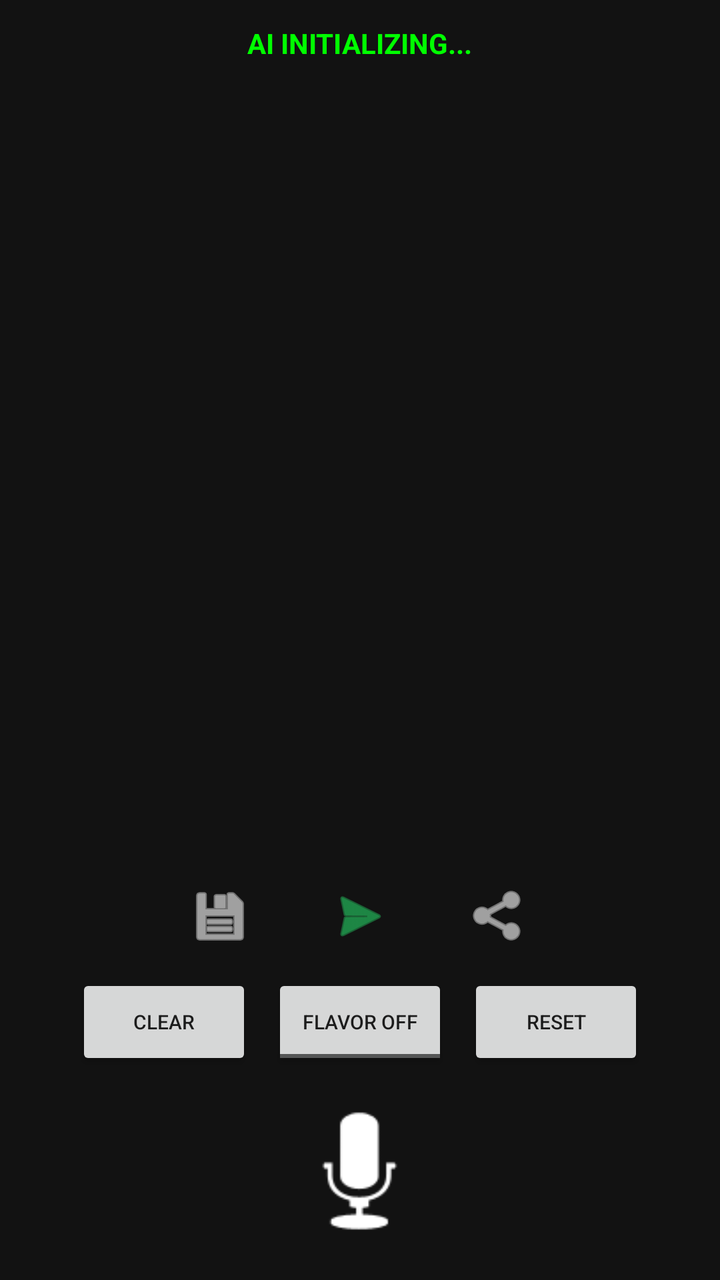
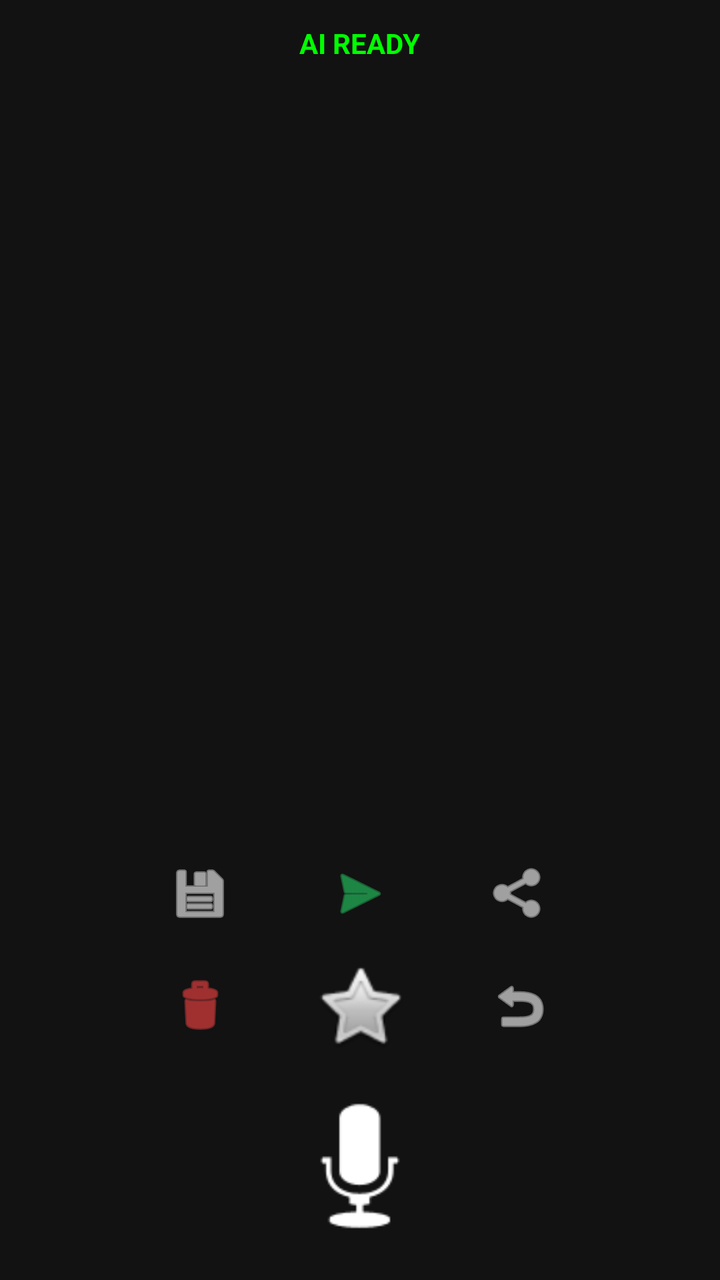

An Android layout rendered at two revisions. The XML below is the earlier revision; the diff shows what the commit changed to produce the second picture.
<!-- AndroidManifest.xml: application theme Theme.AppCompat.DayNight.NoActionBar -->
<!-- res/layout/activity_main.xml -->
<?xml version="1.0" encoding="utf-8"?>
<RelativeLayout xmlns:android="http://schemas.android.com/apk/res/android"
    android:layout_width="match_parent"
    android:layout_height="match_parent"
    android:background="#121212"
    android:padding="12dp">

    <TextView
        android:id="@+id/tvStatus"
        android:layout_width="wrap_content"
        android:layout_height="wrap_content"
        android:layout_centerHorizontal="true"
        android:text="AI INITIALIZING..."
        android:textColor="#00FF00"
        android:textStyle="bold" />

    <ScrollView
        android:id="@+id/scrollTranscript"
        android:layout_width="match_parent"
        android:layout_height="match_parent"
        android:layout_above="@+id/controls"
        android:layout_below="@id/tvStatus"
        android:layout_marginVertical="8dp">
        <TextView
            android:id="@+id/tvTranscript"
            android:layout_width="match_parent"
            android:layout_height="wrap_content"
            android:textColor="#FFFFFF"
            android:textSize="18sp" />
    </ScrollView>

    <LinearLayout
        android:id="@+id/controls"
        android:layout_width="match_parent"
        android:layout_height="wrap_content"
        android:layout_alignParentBottom="true"
        android:gravity="center"
        android:orientation="vertical">

        <View
            android:id="@+id/pulseIndicator"
            android:layout_width="50dp"
            android:layout_height="50dp"
            android:alpha="0"
            android:background="@android:drawable/presence_online"
            android:backgroundTint="#00BCD4" />

        <LinearLayout
            android:layout_width="match_parent"
            android:layout_height="wrap_content"
            android:gravity="center"
            android:orientation="horizontal"
            android:padding="4dp">
            
            <ImageButton android:id="@+id/btnSave" android:layout_width="50dp" android:layout_height="50dp" android:src="@android:drawable/ic_menu_save" android:background="?attr/selectableItemBackground" android:contentDescription="Save" android:tint="#FFFFFF" />
            <ImageButton android:id="@+id/btnWhatsApp" android:layout_width="50dp" android:layout_height="50dp" android:src="@android:drawable/ic_menu_send" android:background="?attr/selectableItemBackground" android:contentDescription="WhatsApp" android:tint="#25D366" android:layout_marginHorizontal="20dp"/>
            <ImageButton android:id="@+id/btnShare" android:layout_width="50dp" android:layout_height="50dp" android:src="@android:drawable/ic_menu_share" android:background="?attr/selectableItemBackground" android:contentDescription="Share/DM" android:tint="#FFFFFF" />
        </LinearLayout>

        <LinearLayout
            android:layout_width="match_parent"
            android:layout_height="wrap_content"
            android:gravity="center"
            android:orientation="horizontal">
            <Button android:id="@+id/btnClear" android:layout_width="wrap_content" android:layout_height="wrap_content" android:text="CLEAR" android:textSize="10sp" />
            <ToggleButton android:id="@+id/toggleFlavor" android:layout_width="wrap_content" android:layout_height="wrap_content" android:textOff="FLAVOR OFF" android:textOn="FLAVOR ON" android:textSize="10sp" android:layout_marginHorizontal="10dp" />
            <Button android:id="@+id/btnReset" android:layout_width="wrap_content" android:layout_height="wrap_content" android:text="RESET" android:textSize="10sp" />
        </LinearLayout>

        <ImageButton
            android:id="@+id/btnListen"
            android:layout_width="85dp"
            android:layout_height="85dp"
            android:layout_marginTop="8dp"
            android:background="?attr/selectableItemBackgroundBorderless"
            android:src="@android:drawable/ic_btn_speak_now"
            android:scaleType="fitCenter"
            android:tint="#FFFFFF" />
    </LinearLayout>
</RelativeLayout>
<!-- resources referenced by this layout -->
<resources>

</resources>

<!-- the commit's change to res/layout/activity_main.xml (unified diff, before → after) -->
@@ -10,7 +10,7 @@
         android:layout_width="wrap_content"
         android:layout_height="wrap_content"
         android:layout_centerHorizontal="true"
-        android:text="AI INITIALIZING..."
+        android:text="AI READY"
         android:textColor="#00FF00"
         android:textStyle="bold" />
 
@@ -51,27 +51,28 @@
             android:gravity="center"
             android:orientation="horizontal"
             android:padding="4dp">
-            
-            <ImageButton android:id="@+id/btnSave" android:layout_width="50dp" android:layout_height="50dp" android:src="@android:drawable/ic_menu_save" android:background="?attr/selectableItemBackground" android:contentDescription="Save" android:tint="#FFFFFF" />
-            <ImageButton android:id="@+id/btnWhatsApp" android:layout_width="50dp" android:layout_height="50dp" android:src="@android:drawable/ic_menu_send" android:background="?attr/selectableItemBackground" android:contentDescription="WhatsApp" android:tint="#25D366" android:layout_marginHorizontal="20dp"/>
-            <ImageButton android:id="@+id/btnShare" android:layout_width="50dp" android:layout_height="50dp" android:src="@android:drawable/ic_menu_share" android:background="?attr/selectableItemBackground" android:contentDescription="Share/DM" android:tint="#FFFFFF" />
+            <ImageButton android:id="@+id/btnSave" android:layout_width="55dp" android:layout_height="55dp" android:src="@android:drawable/ic_menu_save" android:background="?attr/selectableItemBackground" android:tint="#FFFFFF" android:contentDescription="Save" />
+            <ImageButton android:id="@+id/btnWhatsApp" android:layout_width="55dp" android:layout_height="55dp" android:src="@android:drawable/ic_menu_send" android:background="?attr/selectableItemBackground" android:tint="#25D366" android:layout_marginHorizontal="25dp" android:contentDescription="WhatsApp" />
+            <ImageButton android:id="@+id/btnShare" android:layout_width="55dp" android:layout_height="55dp" android:src="@android:drawable/ic_menu_share" android:background="?attr/selectableItemBackground" android:tint="#FFFFFF" android:contentDescription="Share" />
         </LinearLayout>
 
         <LinearLayout
             android:layout_width="match_parent"
             android:layout_height="wrap_content"
             android:gravity="center"
-            android:orientation="horizontal">
-            <Button android:id="@+id/btnClear" android:layout_width="wrap_content" android:layout_height="wrap_content" android:text="CLEAR" android:textSize="10sp" />
-            <ToggleButton android:id="@+id/toggleFlavor" android:layout_width="wrap_content" android:layout_height="wrap_content" android:textOff="FLAVOR OFF" android:textOn="FLAVOR ON" android:textSize="10sp" android:layout_marginHorizontal="10dp" />
-            <Button android:id="@+id/btnReset" android:layout_width="wrap_content" android:layout_height="wrap_content" android:text="RESET" android:textSize="10sp" />
+            android:orientation="horizontal"
+            android:layout_marginBottom="10dp">
+            <ImageButton android:id="@+id/btnClear" android:layout_width="50dp" android:layout_height="50dp" android:src="@android:drawable/ic_menu_delete" android:background="?attr/selectableItemBackground" android:tint="#FF4444" android:contentDescription="Clear" />
+            
+            <ToggleButton android:id="@+id/toggleFlavor" android:layout_width="50dp" android:layout_height="50dp" android:textOff="" android:textOn="" android:background="@android:drawable/btn_star" android:layout_marginHorizontal="30dp" />
+            
+            <ImageButton android:id="@+id/btnReset" android:layout_width="50dp" android:layout_height="50dp" android:src="@android:drawable/ic_menu_revert" android:background="?attr/selectableItemBackground" android:tint="#FFFFFF" android:contentDescription="Reset" />
         </LinearLayout>
 
         <ImageButton
             android:id="@+id/btnListen"
-            android:layout_width="85dp"
-            android:layout_height="85dp"
-            android:layout_marginTop="8dp"
+            android:layout_width="90dp"
+            android:layout_height="90dp"
             android:background="?attr/selectableItemBackgroundBorderless"
             android:src="@android:drawable/ic_btn_speak_now"
             android:scaleType="fitCenter"
